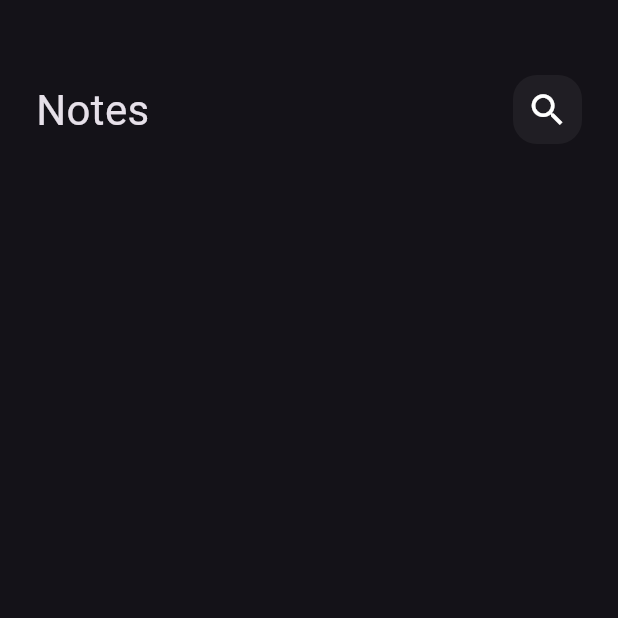
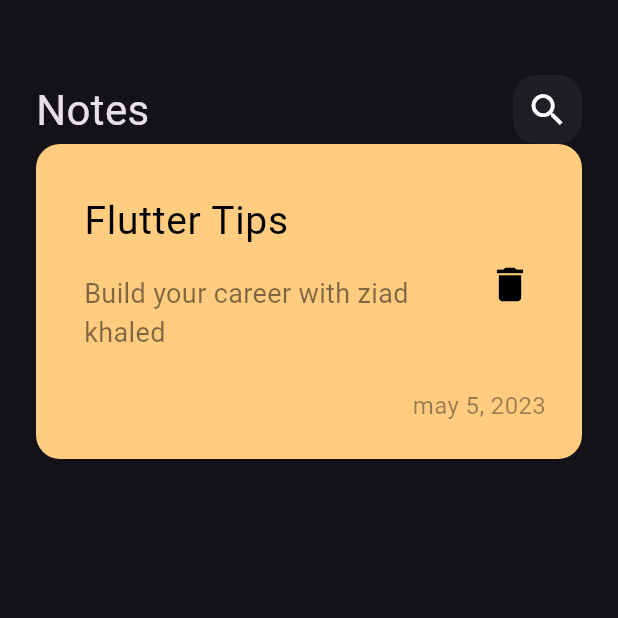
Before and after one commit to zeadkhaledlE/notes_app, a Flutter app: the screen it shows after launch, on a phone screen of 412 x 824 dp, the top half of it. Run offline on Flutter 3.47's test engine with Material 3 defaults, Android fonts, the phone set to English and light mode, and no system bars.

Commit message:
create_custom_note_item

```diff
--- a/lib/views/notes_view.dart
+++ b/lib/views/notes_view.dart
@@ -1,6 +1,5 @@
 import 'package:flutter/material.dart';
-
-import '../widgest/notes_view_body.dart';
+import 'package:notes_app/widgets/notes_view_body.dart';
 
 class NotesView extends StatelessWidget {
   const NotesView({super.key});
--- a/lib/widgest/custom_app_bar.dart
+++ b/lib/widgets/custom_app_bar.dart
@@ -1,5 +1,5 @@
 import 'package:flutter/material.dart';
-import 'package:notes_app/widgest/custom_search_icon.dart';
+import 'package:notes_app/widgets/custom_search_icon.dart';
 
 class CustomAppBar extends StatelessWidget {
   const CustomAppBar({super.key});
--- /dev/null
+++ b/lib/widgets/custom_note_item.dart
@@ -0,0 +1,67 @@
+import 'package:flutter/material.dart';
+
+class NoteItem extends StatelessWidget {
+  const NoteItem({super.key});
+
+  @override
+  Widget build(BuildContext context) {
+    return Container(
+      padding: const EdgeInsets.only(
+        top: 24,
+        bottom: 24,
+        left: 16,
+      ),
+      decoration: BoxDecoration(
+        color: const Color(0xffFFCC80),
+        borderRadius: BorderRadius.circular(16),
+      ),
+      child: Column(
+        crossAxisAlignment: CrossAxisAlignment.end,
+        children: [
+          ListTile(
+            title: const Text(
+              'Flutter Tips',
+              style: TextStyle(
+                color: Colors.black,
+                fontSize: 26,
+              ),
+            ),
+            subtitle: Padding(
+              padding: const EdgeInsets.only(
+                bottom: 16,
+                top: 16,
+              ),
+              child: Text(
+                'Build your career with ziad khaled',
+                style: TextStyle(
+                  color: Colors.black.withOpacity(.5),
+                  fontSize: 18,
+                ),
+              ),
+            ),
+            trailing: IconButton(
+              onPressed: () {},
+              icon: const Icon(
+                Icons.delete,
+                color: Colors.black,
+                size: 30,
+              ),
+            ),
+          ),
+          Padding(
+            padding: const EdgeInsets.only(
+              right: 24,
+            ),
+            child: Text(
+              'may 5, 2023',
+              style: TextStyle(
+                color: Colors.black.withOpacity(.4),
+                fontSize: 16,
+              ),
+            ),
+          )
+        ],
+      ),
+    );
+  }
+}
--- a/lib/widgest/notes_view_body.dart
+++ b/lib/widgets/notes_view_body.dart
@@ -1,5 +1,6 @@
 import 'package:flutter/material.dart';
-import 'package:notes_app/widgest/custom_app_bar.dart';
+import 'package:notes_app/widgets/custom_app_bar.dart';
+import 'package:notes_app/widgets/custom_note_item.dart';
 
 class NotesViewBody extends StatelessWidget {
   const NotesViewBody({super.key});
@@ -14,6 +15,7 @@ class NotesViewBody extends StatelessWidget {
             height: 50,
           ),
           CustomAppBar(),
+          NoteItem(),
         ],
       ),
     );
```
Also changed, not shown: pubspec.yaml (+2 -10 lines), lib/widgets/custom_search_icon.dart (renamed from lib/widgest/custom_search_icon.dart).
